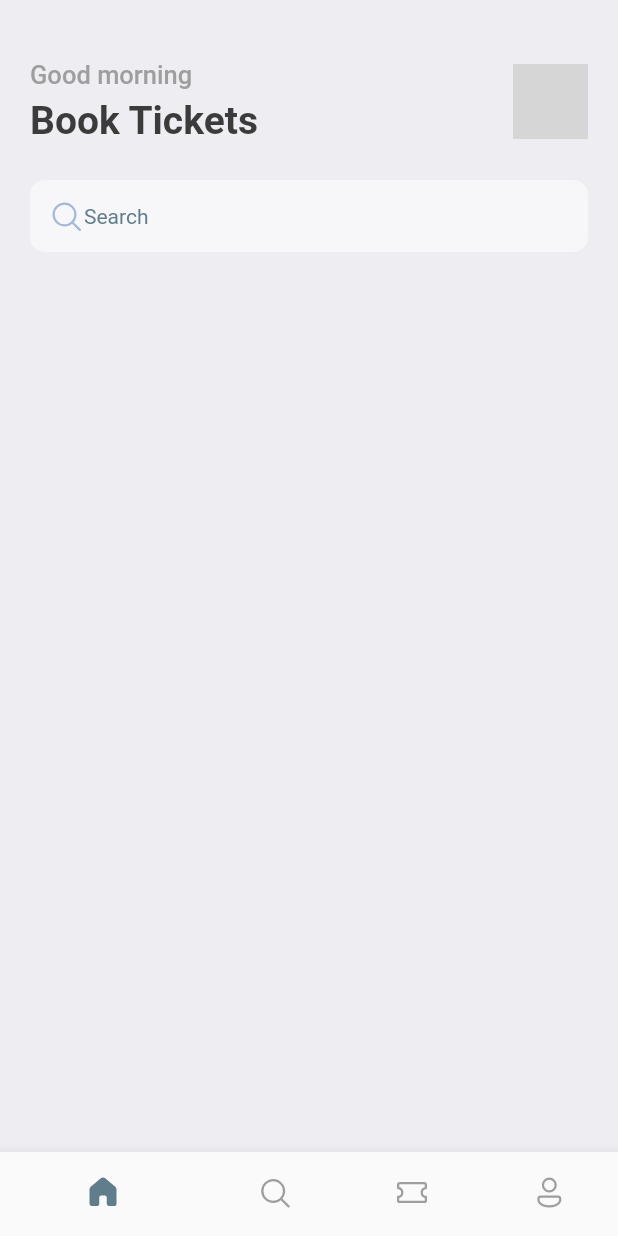
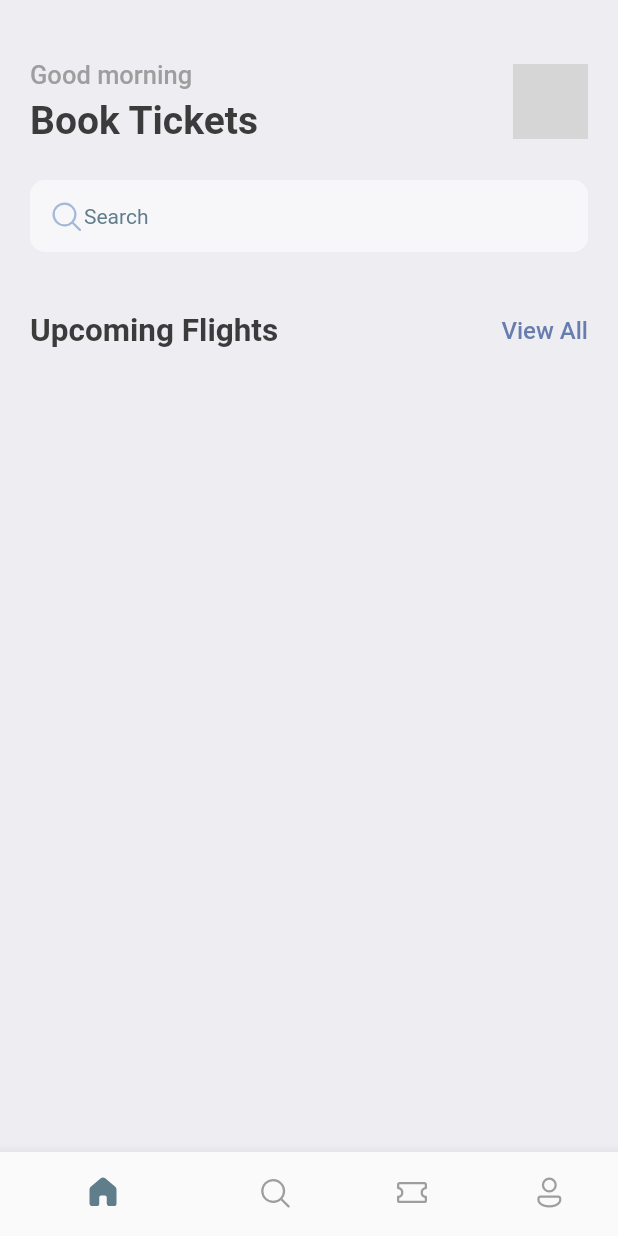
Before and after one commit to AramKim37/airplane_ticket, a Flutter app: the screen it shows after launch, on a phone screen of 412 x 824 dp. Run offline on Flutter 3.47's test engine with Material 2 defaults, Android fonts, the phone set to English and light mode, and no system bars; our stand-ins replace fluentui_icons; grey boxes are pictures that could not be loaded.

Commit message:
changed bg color and add function for tap effect

```diff
--- a/lib/base/res/styles/app_styles.dart
+++ b/lib/base/res/styles/app_styles.dart
@@ -7,6 +7,11 @@ class AppStyles {
   static Color primaryColor = primary;
   static Color textColor = text;
   static Color bgColor = Color(0xFFeeedf2);
+  static TextStyle headLineStyle = TextStyle(
+    color: textColor,
+    fontSize: 16,
+    fontWeight: FontWeight.w500,
+  );
   static TextStyle headLineStyle1 = TextStyle(
     color: textColor,
     fontSize: 26,
@@ -17,4 +22,9 @@ class AppStyles {
     fontSize: 17,
     fontWeight: FontWeight.w500,
   );
+  static TextStyle headLineStyle3 = TextStyle(
+    color: text,
+    fontSize: 21,
+    fontWeight: FontWeight.bold,
+  );
 }
--- /dev/null
+++ b/lib/base/widgets/add_double_text.dart
@@ -0,0 +1,33 @@
+import 'package:airplane_ticket/base/res/styles/app_styles.dart';
+import 'package:flutter/material.dart';
+import 'package:flutter/src/widgets/container.dart';
+import 'package:flutter/src/widgets/framework.dart';
+
+class AppDoubleText extends StatelessWidget {
+  const AppDoubleText(
+      {super.key, required this.bigText, required this.smallText});
+  final String bigText;
+  final String smallText;
+
+  @override
+  Widget build(BuildContext context) {
+    return Row(
+      mainAxisAlignment: MainAxisAlignment.spaceBetween,
+      children: [
+        Text(
+          bigText,
+          style: AppStyles.headLineStyle3,
+        ),
+        InkWell(
+          onTap: () => {},
+          child: Text(
+            smallText,
+            style: AppStyles.headLineStyle.copyWith(
+              color: AppStyles.primaryColor,
+            ),
+          ),
+        )
+      ],
+    );
+  }
+}
--- a/lib/screens/home_screen.dart
+++ b/lib/screens/home_screen.dart
@@ -5,6 +5,7 @@ import 'package:flutter/src/widgets/container.dart';
 import 'package:flutter/src/widgets/framework.dart';
 
 import '../base/res/styles/app_styles.dart';
+import '../base/widgets/add_double_text.dart';
 
 class HomeScreen extends StatelessWidget {
   const HomeScreen({super.key});
@@ -84,6 +85,13 @@ class HomeScreen extends StatelessWidget {
                     ],
                   ),
                 ),
+                const SizedBox(
+                  height: 40,
+                ),
+                AppDoubleText(
+                  bigText: "Upcoming Flights",
+                  smallText: "View All",
+                ),
               ],
             ),
           ),
```
